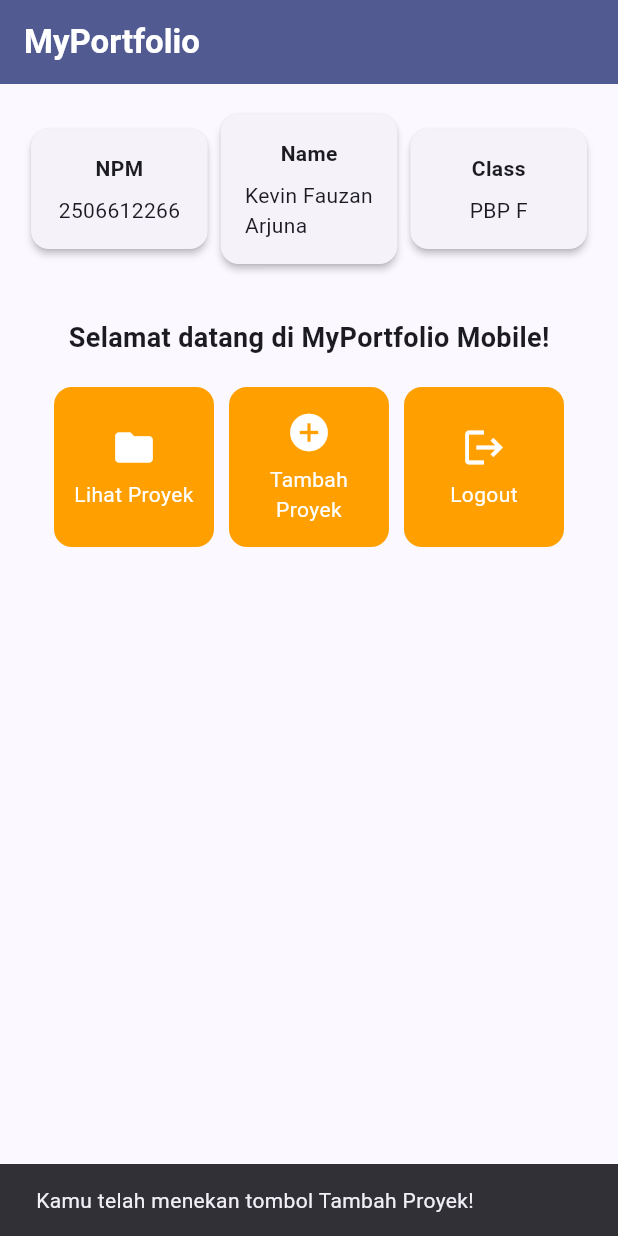
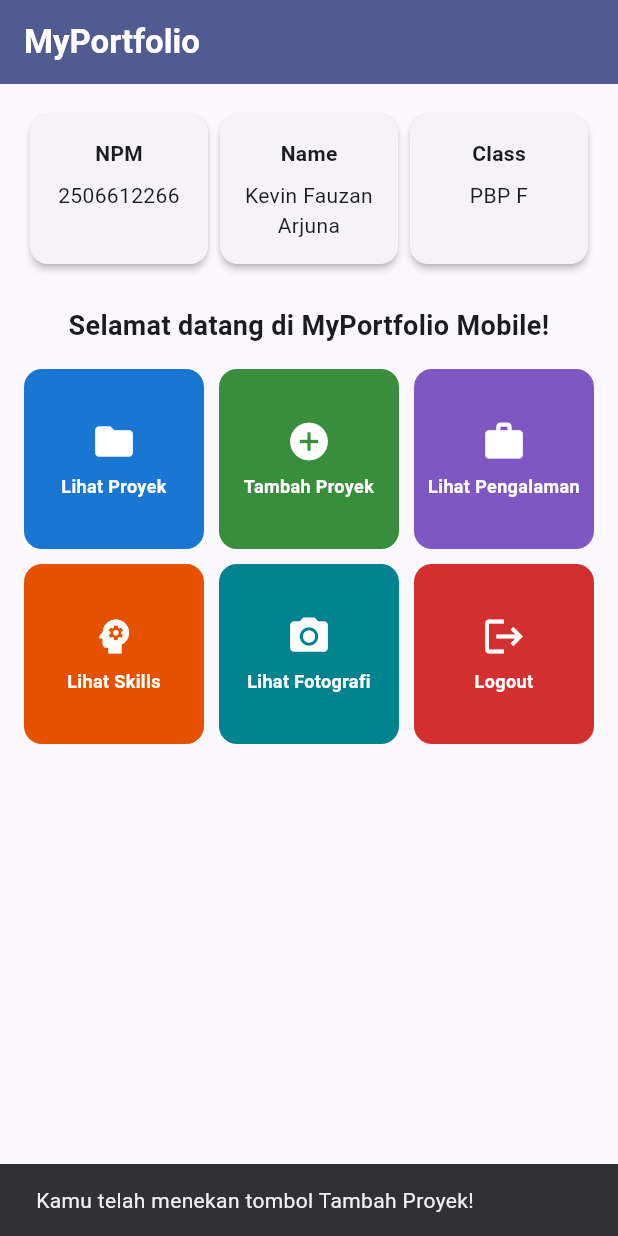
Before and after one commit to Kiara996/myportfolio_mobile, a Flutter app: the screen it shows after launch, after a tap on "Tambah Proyek", on a phone screen of 412 x 824 dp. Run offline on Flutter 3.47's test engine with Material 3 defaults, Android fonts, the phone set to English and light mode, and no system bars.

Commit message:
feat(tugas7): add item colors, logout confirmation, and responsive homepage

```diff
--- a/lib/menu.dart
+++ b/lib/menu.dart
@@ -1,6 +1,9 @@
 import 'package:flutter/material.dart';
 
+/// Lebar layar (dp) mulai dari mana menu ditampilkan dalam satu baris penuh.
+const double _wideBreakpoint = 600;
 
+/// Halaman utama: identitas pemilik portofolio dan menu aksi.
 class MyHomePage extends StatelessWidget {
   MyHomePage({super.key});
 
@@ -9,85 +12,91 @@ class MyHomePage extends StatelessWidget {
   final String kelas = "PBP F";
 
   final List<ItemHomepage> items = [
-    ItemHomepage("Lihat Proyek", Icons.folder),
-    ItemHomepage("Tambah Proyek", Icons.add_circle),
-    ItemHomepage("Logout", Icons.logout),
+    ItemHomepage("Lihat Proyek", Icons.folder, Colors.blue.shade700),
+    ItemHomepage("Tambah Proyek", Icons.add_circle, Colors.green.shade700),
+    ItemHomepage("Lihat Pengalaman", Icons.work, Colors.deepPurple.shade400),
+    ItemHomepage("Lihat Skills", Icons.psychology, Colors.orange.shade900),
+    ItemHomepage("Lihat Fotografi", Icons.photo_camera, Colors.cyan.shade800),
+    ItemHomepage(
+      "Logout",
+      Icons.logout,
+      Colors.red.shade700,
+      confirmMessage: "Yakin ingin keluar dari MyPortfolio?",
+    ),
   ];
 
   @override
   Widget build(BuildContext context) {
-    // Scaffold menyediakan struktur visual dasar halaman (AppBar, Body, SnackBar).
     return Scaffold(
-      // AppBar menampilkan bar bagian atas halaman aplikasi.
       appBar: AppBar(
         title: const Text(
           'MyPortfolio',
-          style: TextStyle(
-            color: Colors.white,
-            fontWeight: FontWeight.bold,
-          ),
+          style: TextStyle(color: Colors.white, fontWeight: FontWeight.bold),
         ),
         backgroundColor: Theme.of(context).colorScheme.primary,
       ),
-      // Body halaman utama dengan padding di sekelilingnya.
-      body: Padding(
-        padding: const EdgeInsets.all(16.0),
-        child: Column(
-          crossAxisAlignment: CrossAxisAlignment.center,
-          children: [
-            // Baris horizontal untuk menampilkan 3 InfoCard secara sejajar.
-            Row(
-              mainAxisAlignment: MainAxisAlignment.spaceEvenly,
-              children: [
-                InfoCard(title: 'NPM', content: npm),
-                InfoCard(title: 'Name', content: nama),
-                InfoCard(title: 'Class', content: kelas),
-              ],
-            ),
+      body: LayoutBuilder(
+        builder: (context, constraints) {
+          final columns = constraints.maxWidth >= _wideBreakpoint ? 6 : 3;
 
-            const SizedBox(height: 16.0),
-
-            // Bagian tengah: pesan sambutan dan kisi tombol menu portofolio.
-            Center(
+          return SingleChildScrollView(
+            child: Center(
+              child: ConstrainedBox(
+                constraints: const BoxConstraints(maxWidth: 720),
+                child: Padding(
+                  padding: const EdgeInsets.all(16),
                   child: Column(
                     children: [
-                  const Padding(
-                    padding: EdgeInsets.only(top: 16.0),
-                    child: Text(
-                      'Selamat datang di MyPortfolio Mobile!',
-                      style: TextStyle(
-                        fontWeight: FontWeight.bold,
-                        fontSize: 18.0,
+                      // IntrinsicHeight menyamakan tinggi ketiga kartu walau isinya beda baris.
+                      IntrinsicHeight(
+                        child: Row(
+                          crossAxisAlignment: CrossAxisAlignment.stretch,
+                          children: [
+                            Expanded(
+                              child: InfoCard(title: 'NPM', content: npm),
                             ),
+                            Expanded(
+                              child: InfoCard(title: 'Name', content: nama),
                             ),
-                  ),
-
-                  // GridView menampilkan kartu tombol dalam tata letak kisi 3 kolom.
-                  GridView.count(
-                    primary: true,
-                    padding: const EdgeInsets.all(20),
-                    crossAxisSpacing: 10,
-                    mainAxisSpacing: 10,
-                    crossAxisCount: 3,
-                    // shrinkWrap agar ukuran kisi menyesuaikan tinggi konten anak.
-                    shrinkWrap: true,
-                    children: items.map((ItemHomepage item) {
-                      return ItemCard(item);
-                    }).toList(),
+                            Expanded(
+                              child: InfoCard(title: 'Class', content: kelas),
                             ),
                           ],
                         ),
                       ),
+                      const SizedBox(height: 24),
+                      const Text(
+                        'Selamat datang di MyPortfolio Mobile!',
+                        textAlign: TextAlign.center,
+                        style: TextStyle(
+                          fontWeight: FontWeight.bold,
+                          fontSize: 18,
+                        ),
+                      ),
+                      const SizedBox(height: 16),
+                      // Scroll ditangani SingleChildScrollView di atas, bukan oleh grid.
+                      GridView.count(
+                        crossAxisCount: columns,
+                        crossAxisSpacing: 10,
+                        mainAxisSpacing: 10,
+                        shrinkWrap: true,
+                        physics: const NeverScrollableScrollPhysics(),
+                        children: [for (final item in items) ItemCard(item)],
+                      ),
                     ],
                   ),
+                ),
+              ),
+            ),
+          );
+        },
       ),
     );
   }
 }
 
-
+/// Kartu informasi singkat berisi judul dan isi.
 class InfoCard extends StatelessWidget {
-  // Kartu informasi yang menampilkan judul (title) dan isi (content).
   final String title;
   final String content;
 
@@ -96,21 +105,14 @@ class InfoCard extends StatelessWidget {
   @override
   Widget build(BuildContext context) {
     return Card(
-      // Memberikan efek bayangan kartu elevasi 2 unit.
-      elevation: 2.0,
-      child: Container(
-        // Menyesuaikan lebar kartu dengan proporsi layar (dibagi 3.5).
-        width: MediaQuery.of(context).size.width / 3.5,
-        padding: const EdgeInsets.all(16.0),
-        // Menyusun teks title dan content secara vertikal.
+      elevation: 2,
+      child: Padding(
+        padding: const EdgeInsets.symmetric(horizontal: 8, vertical: 16),
         child: Column(
           children: [
-            Text(
-              title,
-              style: const TextStyle(fontWeight: FontWeight.bold),
-            ),
-            const SizedBox(height: 8.0),
-            Text(content),
+            Text(title, style: const TextStyle(fontWeight: FontWeight.bold)),
+            const SizedBox(height: 8),
+            Text(content, textAlign: TextAlign.center),
           ],
         ),
       ),
@@ -118,53 +120,92 @@ class InfoCard extends StatelessWidget {
   }
 }
 
+/// Data satu tombol menu. [confirmMessage] diisi bila aksi perlu dikonfirmasi.
 class ItemHomepage {
   final String name;
   final IconData icon;
+  final Color color;
+  final String? confirmMessage;
 
-  ItemHomepage(this.name, this.icon);
+  ItemHomepage(this.name, this.icon, this.color, {this.confirmMessage});
 }
 
+/// Tombol menu berbentuk kartu. Menampilkan SnackBar saat ditekan, dan
+/// dialog konfirmasi tambahan jika item memiliki [ItemHomepage.confirmMessage].
 class ItemCard extends StatelessWidget {
   final ItemHomepage item;
 
   const ItemCard(this.item, {super.key});
 
+  Future<void> _onTap(BuildContext context) async {
+    // Messenger diambil sebelum await agar context tidak dipakai setelah jeda async.
+    final messenger = ScaffoldMessenger.of(context);
+    messenger
+      ..hideCurrentSnackBar()
+      ..showSnackBar(
+        SnackBar(content: Text("Kamu telah menekan tombol ${item.name}!")),
+      );
+
+    final confirmMessage = item.confirmMessage;
+    if (confirmMessage == null) return;
+
+    final confirmed = await showDialog<bool>(
+      context: context,
+      builder: (dialogContext) => AlertDialog(
+        title: Text(item.name),
+        content: Text(confirmMessage),
+        actions: [
+          TextButton(
+            onPressed: () => Navigator.pop(dialogContext, false),
+            child: const Text("Batal"),
+          ),
+          FilledButton(
+            onPressed: () => Navigator.pop(dialogContext, true),
+            child: Text(item.name),
+          ),
+        ],
+      ),
+    );
+
+    if (confirmed == true) {
+      messenger
+        ..hideCurrentSnackBar()
+        ..showSnackBar(SnackBar(content: Text("${item.name} berhasil.")));
+    }
+  }
+
   @override
   Widget build(BuildContext context) {
+    final radius = BorderRadius.circular(12);
+
     return Material(
-      // Menggunakan warna sekunder dari skema tema aplikasi.
-      color: Theme.of(context).colorScheme.secondary,
-      borderRadius: BorderRadius.circular(12),
+      color: item.color,
+      borderRadius: radius,
       child: InkWell(
-        // Aksi ketika kartu ditekan oleh pengguna.
-        onTap: () {
-          // Menampilkan SnackBar dengan pesan interaktif.
-          ScaffoldMessenger.of(context)
-            ..hideCurrentSnackBar()
-            ..showSnackBar(
-              SnackBar(content: Text("Kamu telah menekan tombol ${item.name}!"))
-            );
-        },
-        child: Container(
+        borderRadius: radius,
+        onTap: () => _onTap(context),
+        child: Padding(
           padding: const EdgeInsets.all(8),
-          child: Center(
           child: Column(
             mainAxisAlignment: MainAxisAlignment.center,
             children: [
-                Icon(
-                  item.icon,
-                  color: Colors.white,
-                  size: 30.0,
-                ),
-                const Padding(padding: EdgeInsets.all(3)),
-                Text(
+              Icon(item.icon, color: Colors.white, size: 30),
+              const SizedBox(height: 6),
+              // Flexible + maxLines menjaga sel tetap muat di layar sempit atau font besar.
+              Flexible(
+                child: Text(
                   item.name,
                   textAlign: TextAlign.center,
-                  style: const TextStyle(color: Colors.white),
+                  maxLines: 2,
+                  overflow: TextOverflow.ellipsis,
+                  style: const TextStyle(
+                    color: Colors.white,
+                    fontSize: 12,
+                    fontWeight: FontWeight.w600,
+                  ),
+                ),
               ),
             ],
-            ),
           ),
         ),
       ),
```
Lines whose indentation alone changed are shown as unchanged.
